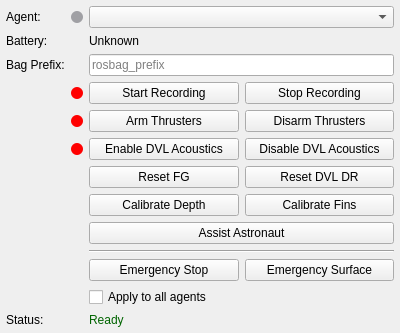
Old version of the form coug_rqt/ui/coug_utils.ui in the repository cougars-auv/coug_rqt.
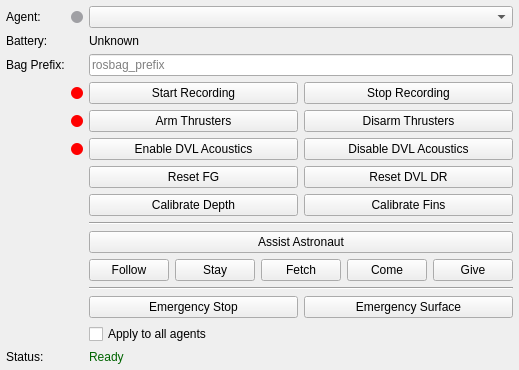
New version of the form.

Commit message: Added astronaut services

```diff
--- a/coug_rqt/ui/coug_utils.ui
+++ b/coug_rqt/ui/coug_utils.ui
@@ -311,6 +311,17 @@
       </item>
 
       <item row="8" column="2" colspan="3">
+        <widget class="QFrame" name="separator_assist">
+          <property name="frameShape">
+            <enum>QFrame::HLine</enum>
+          </property>
+          <property name="frameShadow">
+            <enum>QFrame::Sunken</enum>
+          </property>
+        </widget>
+      </item>
+
+      <item row="9" column="2" colspan="3">
         <widget class="QPushButton" name="assist_astronaut">
           <property name="sizePolicy">
             <sizepolicy hsizetype="Expanding" vsizetype="Fixed">
@@ -324,18 +335,88 @@
         </widget>
       </item>
 
-      <item row="9" column="2" colspan="3">
-        <widget class="QFrame" name="separator">
-          <property name="frameShape">
-            <enum>QFrame::HLine</enum>
-          </property>
-          <property name="frameShadow">
-            <enum>QFrame::Sunken</enum>
-          </property>
-        </widget>
-      </item>
-
       <item row="10" column="2" colspan="3">
+        <layout class="QHBoxLayout" name="horizontalLayout_assist">
+          <item>
+            <widget class="QPushButton" name="assist_follow">
+              <property name="sizePolicy">
+                <sizepolicy hsizetype="Expanding" vsizetype="Fixed">
+                  <horstretch>0</horstretch>
+                  <verstretch>0</verstretch>
+                </sizepolicy>
+              </property>
+              <property name="text">
+                <string>Follow</string>
+              </property>
+            </widget>
+          </item>
+          <item>
+            <widget class="QPushButton" name="assist_stay">
+              <property name="sizePolicy">
+                <sizepolicy hsizetype="Expanding" vsizetype="Fixed">
+                  <horstretch>0</horstretch>
+                  <verstretch>0</verstretch>
+                </sizepolicy>
+              </property>
+              <property name="text">
+                <string>Stay</string>
+              </property>
+            </widget>
+          </item>
+          <item>
+            <widget class="QPushButton" name="assist_fetch">
+              <property name="sizePolicy">
+                <sizepolicy hsizetype="Expanding" vsizetype="Fixed">
+                  <horstretch>0</horstretch>
+                  <verstretch>0</verstretch>
+                </sizepolicy>
+              </property>
+              <property name="text">
+                <string>Fetch</string>
+              </property>
+            </widget>
+          </item>
+          <item>
+            <widget class="QPushButton" name="assist_come">
+              <property name="sizePolicy">
+                <sizepolicy hsizetype="Expanding" vsizetype="Fixed">
+                  <horstretch>0</horstretch>
+                  <verstretch>0</verstretch>
+                </sizepolicy>
+              </property>
+              <property name="text">
+                <string>Come</string>
+              </property>
+            </widget>
+          </item>
+          <item>
+            <widget class="QPushButton" name="assist_give">
+              <property name="sizePolicy">
+                <sizepolicy hsizetype="Expanding" vsizetype="Fixed">
+                  <horstretch>0</horstretch>
+                  <verstretch>0</verstretch>
+                </sizepolicy>
+              </property>
+              <property name="text">
+                <string>Give</string>
+              </property>
+            </widget>
+          </item>
+        </layout>
+      </item>
+
+      <item row="11" column="2" colspan="3">
+        <widget class="QFrame" name="separator">
+          <property name="frameShape">
+            <enum>QFrame::HLine</enum>
+          </property>
+          <property name="frameShadow">
+            <enum>QFrame::Sunken</enum>
+          </property>
+        </widget>
+      </item>
+
+      <item row="12" column="2" colspan="3">
         <layout class="QHBoxLayout" name="horizontalLayout_emergency">
           <item>
             <widget class="QPushButton" name="emergency_stop">
@@ -366,7 +447,7 @@
         </layout>
       </item>
 
-      <item row="11" column="2" colspan="3">
+      <item row="13" column="2" colspan="3">
         <widget class="QCheckBox" name="apply_all">
           <property name="text">
             <string>Apply to all agents</string>
@@ -377,7 +458,7 @@
         </widget>
       </item>
 
-      <item row="12" column="0">
+      <item row="14" column="0">
         <widget class="QLabel" name="label_status">
           <property name="text">
             <string>Status:</string>
@@ -387,7 +468,7 @@
           </property>
         </widget>
       </item>
-      <item row="12" column="2" colspan="3">
+      <item row="14" column="2" colspan="3">
         <widget class="QLabel" name="status">
           <property name="styleSheet">
             <string notr="true">color: darkgreen;</string>
@@ -404,6 +485,19 @@
         </widget>
       </item>
 
+      <item row="15" column="0" colspan="5">
+        <spacer name="bottom_spacer">
+          <property name="orientation">
+            <enum>Qt::Vertical</enum>
+          </property>
+          <property name="sizeHint" stdset="0">
+            <size>
+              <width>0</width>
+              <height>0</height>
+            </size>
+          </property>
+        </spacer>
+      </item>
     </layout>
   </widget>
 
```
The commit also changes 2 other files.
